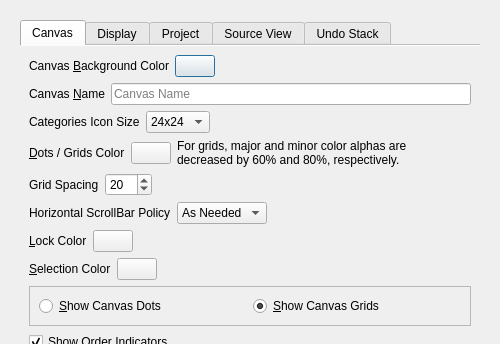
The window that UI/glitch-canvas-settings.ui (textbrowser/glitch) describes before a commit, drawn with Qt 5; both pictures show x 0 to 500 and y 0 to 344 of the 500 by 850 pixel window.
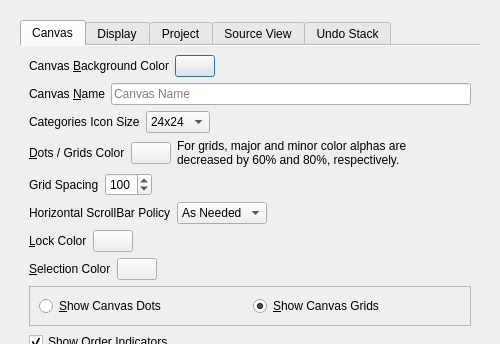
The same window after the commit. Icons and pictures are not drawn. Custom widgets are drawn as their Qt base class.

What changed in the file:
```diff
--- a/UI/glitch-canvas-settings.ui
+++ b/UI/glitch-canvas-settings.ui
@@ -232,7 +232,7 @@
                 <number>500</number>
                </property>
                <property name="value">
-                <number>20</number>
+                <number>100</number>
                </property>
               </widget>
              </item>
```
